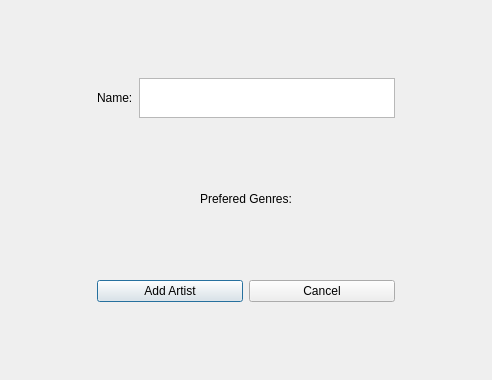
Before: the Qt Designer form MusicChart/addartistdialog.ui in SergySanJj/Music-Chart, drawn with Qt 5.
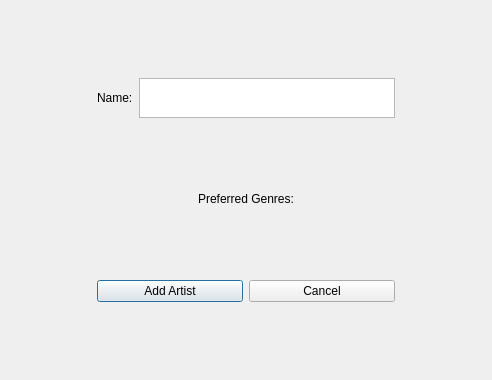
After: the same form once the commit is applied.

Patch:
```diff
--- a/MusicChart/addartistdialog.ui
+++ b/MusicChart/addartistdialog.ui
@@ -54,7 +54,7 @@
           </size>
          </property>
          <property name="text">
-          <string>Prefered Genres:</string>
+          <string>Preferred Genres:</string>
          </property>
          <property name="alignment">
           <set>Qt::AlignCenter</set>
```
